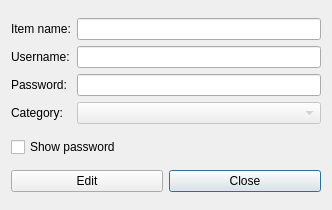
Before: the Qt Designer form cubepass/itemdetails.ui in kobus-v-schoor/cubepass, drawn with Qt 5.
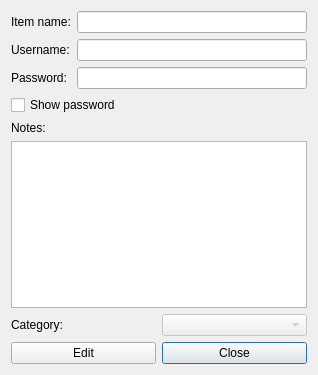
After: the same form once the commit is applied. Icons and pictures are not drawn.

Commit message: Added the feature to add notes to your items

The edit to the form file:
```diff
--- a/cubepass/itemdetails.ui
+++ b/cubepass/itemdetails.ui
@@ -9,8 +9,8 @@
    <rect>
     <x>0</x>
     <y>0</y>
-    <width>332</width>
-    <height>210</height>
+    <width>318</width>
+    <height>375</height>
    </rect>
   </property>
   <property name="windowTitle">
@@ -22,9 +22,9 @@
   </property>
   <layout class="QVBoxLayout" name="verticalLayout_3">
    <item>
-    <layout class="QHBoxLayout" name="horizontalLayout">
+    <layout class="QHBoxLayout" name="horizontalLayout_2">
      <item>
-      <layout class="QVBoxLayout" name="verticalLayout">
+      <layout class="QVBoxLayout" name="verticalLayout_2">
        <item>
         <widget class="QLabel" name="label">
          <property name="text">
@@ -46,17 +46,10 @@
          </property>
         </widget>
        </item>
-       <item>
-        <widget class="QLabel" name="label_4">
-         <property name="text">
-          <string>Category:</string>
-         </property>
-        </widget>
-       </item>
       </layout>
      </item>
      <item>
-      <layout class="QVBoxLayout" name="verticalLayout_2">
+      <layout class="QVBoxLayout" name="verticalLayout">
        <item>
         <widget class="QLineEdit" name="edtItemName">
          <property name="readOnly">
@@ -84,13 +77,6 @@
          </property>
         </widget>
        </item>
-       <item>
-        <widget class="QComboBox" name="cmbCategory">
-         <property name="enabled">
-          <bool>false</bool>
-         </property>
-        </widget>
-       </item>
       </layout>
      </item>
     </layout>
@@ -103,7 +89,39 @@
     </widget>
    </item>
    <item>
-    <layout class="QHBoxLayout" name="horizontalLayout_2">
+    <widget class="QLabel" name="label_5">
+     <property name="text">
+      <string>Notes:</string>
+     </property>
+    </widget>
+   </item>
+   <item>
+    <widget class="QPlainTextEdit" name="edtNotes">
+     <property name="readOnly">
+      <bool>true</bool>
+     </property>
+    </widget>
+   </item>
+   <item>
+    <layout class="QHBoxLayout" name="horizontalLayout">
+     <item>
+      <widget class="QLabel" name="label_4">
+       <property name="text">
+        <string>Category:</string>
+       </property>
+      </widget>
+     </item>
+     <item>
+      <widget class="QComboBox" name="cmbCategory">
+       <property name="enabled">
+        <bool>false</bool>
+       </property>
+      </widget>
+     </item>
+    </layout>
+   </item>
+   <item>
+    <layout class="QHBoxLayout" name="horizontalLayout_3">
      <item>
       <widget class="QPushButton" name="btnEdit">
        <property name="toolTip">
```
The commit also changes 4 other files.
